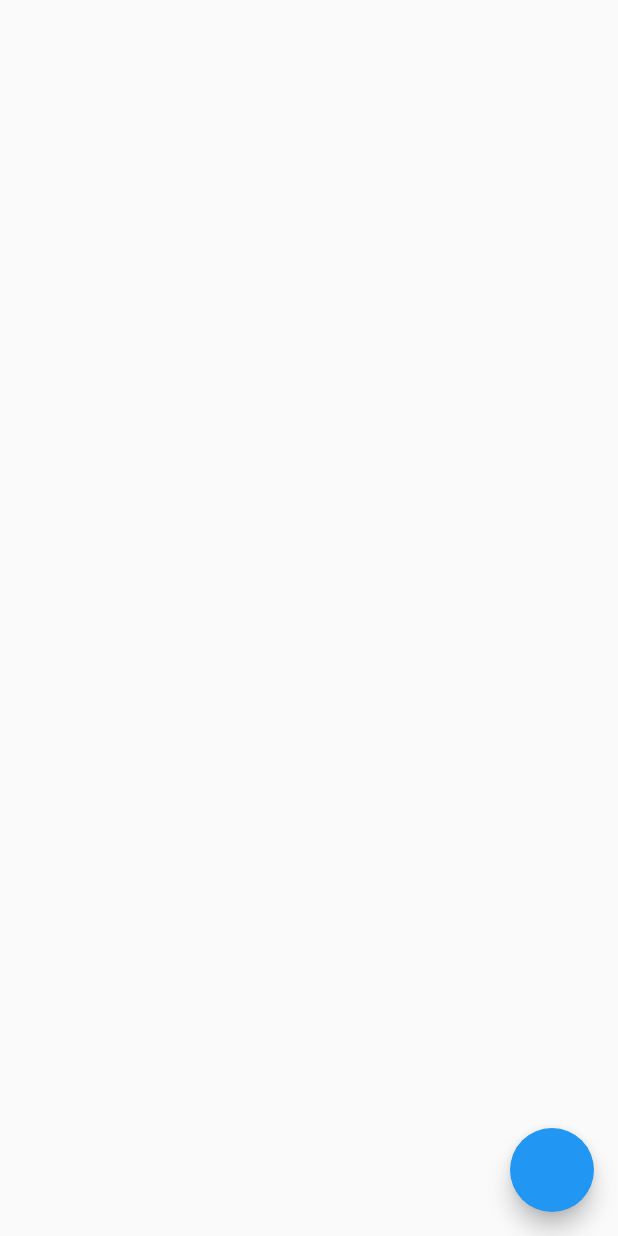
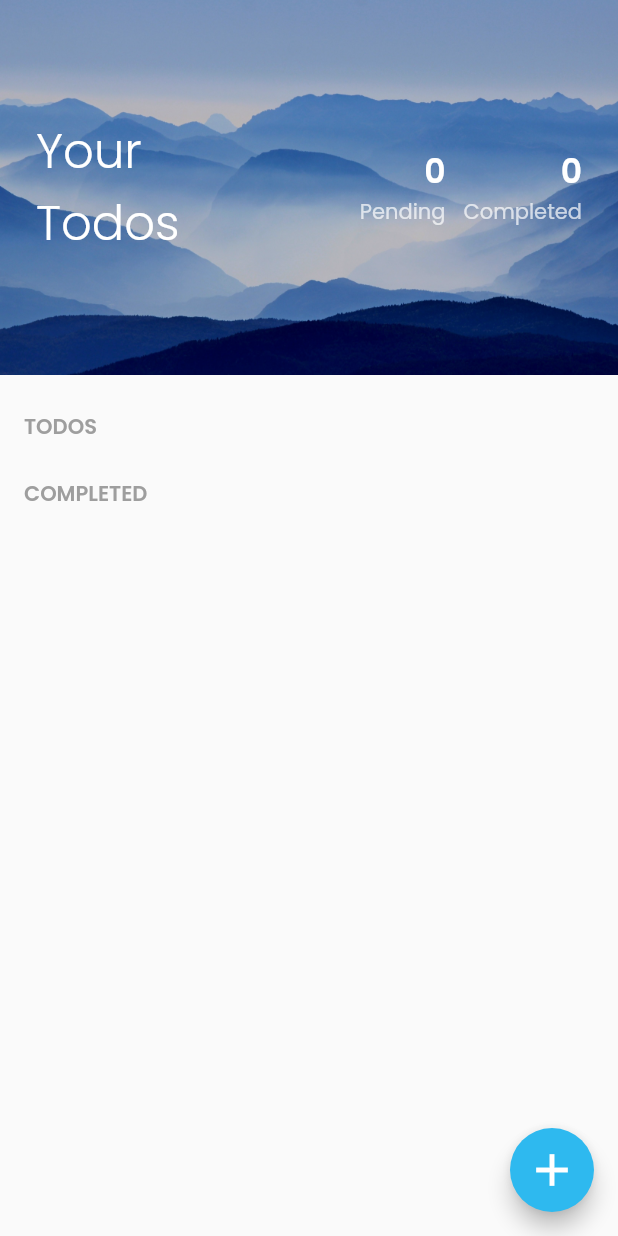
Before and after one commit to surajboniwal/elred, a Flutter app: the HomeScreen screen opened directly, on a phone screen of 412 x 824 dp. Run offline on Flutter 3.47's test engine with Material 2 defaults, Android fonts, the phone set to English and light mode, and no system bars; our stand-ins replace cloud_firestore, firebase_auth, firebase_core, get_it, google_sign_in; accounts and stored records are empty.

Commit message:
Home screen UI

```diff
--- a/lib/features/todo/models/todo.dart
+++ b/lib/features/todo/models/todo.dart
@@ -52,7 +52,7 @@ class Todo {
       id: map['id'],
       task: map['task'] ?? '',
       description: map['description'] ?? '',
-      date: DateTime.fromMillisecondsSinceEpoch(map['date']),
+      date: DateTime.parse(map['date']),
       completed: map['completed'] ?? false,
     );
   }
--- a/lib/features/todo/screens/add_todo_screen.dart
+++ b/lib/features/todo/screens/add_todo_screen.dart
@@ -131,7 +131,8 @@ class _AddTodoScreenState extends State<AddTodoScreen> {
                     const SizedBox(height: 12.0),
                     AppTextField(
                       controller: descriptionController,
-                      hint: "Description",
+                      hint: "Description (Optional)",
+                      isRequired: false,
                     ),
                     const SizedBox(height: 12.0),
                     AppTextField(
@@ -163,6 +164,8 @@ class _AddTodoScreenState extends State<AddTodoScreen> {
             const SizedBox(height: 32.0),
             GestureDetector(
               onTap: () async {
+                FocusManager.instance.primaryFocus?.unfocus();
+
                 if (formKey.currentState?.validate() == true) {
                   if (widget.todo == null) {
                     await context.read<TodoProvider>().addTodo(
--- a/lib/features/todo/screens/home_screen.dart
+++ b/lib/features/todo/screens/home_screen.dart
@@ -1,8 +1,12 @@
 import 'package:elred/features/todo/providers/todo_provider.dart';
+import 'package:elred/shared/extensions/list_todo.dart';
+import 'package:elred/shared/theme/app_colors.dart';
 import 'package:flutter/material.dart';
 import 'package:provider/provider.dart';
 
 import '../../screens.dart';
+import '../widgets/home_header.dart';
+import '../widgets/todo_tile.dart';
 
 class HomeScreen extends StatelessWidget {
   const HomeScreen({super.key});
@@ -13,28 +17,84 @@ class HomeScreen extends StatelessWidget {
   Widget build(BuildContext context) {
     return Scaffold(
       floatingActionButton: FloatingActionButton(
+        backgroundColor: AppColors.lightBlue,
         onPressed: () async {
           Navigator.of(context).pushNamed(AddTodoScreen.id);
         },
+        child: const Icon(
+          Icons.add,
+          size: 36,
         ),
-      body: Consumer<TodoProvider>(
+      ),
+      body: SingleChildScrollView(
+        child: Column(
+          crossAxisAlignment: CrossAxisAlignment.start,
+          children: [
+            const HomeHeader(),
+            const Padding(
+              padding: EdgeInsets.fromLTRB(16.0, 24.0, 0, 0),
+              child: Text(
+                "TODOS",
+                style: TextStyle(
+                  fontWeight: FontWeight.w600,
+                  color: Colors.grey,
+                ),
+              ),
+            ),
+            Consumer<TodoProvider>(
               builder: (context, todoProvider, child) {
-          final todos = todoProvider.todos;
-          return ListView.builder(
+                final todos = todoProvider.todos.pending.sorted;
+                return ListView.separated(
+                  padding: EdgeInsets.zero,
+                  shrinkWrap: true,
+                  physics: const NeverScrollableScrollPhysics(),
                   itemCount: todos.length,
+                  separatorBuilder: (context, index) => Container(
+                    height: 1,
+                    width: double.maxFinite,
+                    color: Colors.grey[300],
+                    margin: const EdgeInsets.symmetric(horizontal: 24.0),
+                  ),
                   itemBuilder: (context, index) {
-              return ListTile(
-                onTap: () {
-                  Navigator.of(context).pushNamed(AddTodoScreen.id, arguments: {
-                    "todo": todos[index],
-                  });
-                },
-                title: Text(todos[index].task),
-              );
+                    return TodoTile(todo: todos[index]);
                   },
                 );
               },
             ),
+            const Padding(
+              padding: EdgeInsets.fromLTRB(16.0, 24.0, 0, 0),
+              child: Text(
+                "COMPLETED",
+                style: TextStyle(
+                  fontWeight: FontWeight.w600,
+                  color: Colors.grey,
+                ),
+              ),
+            ),
+            Consumer<TodoProvider>(
+              builder: (context, todoProvider, child) {
+                final todos = todoProvider.todos.completed.sorted;
+
+                return ListView.separated(
+                  padding: EdgeInsets.zero,
+                  shrinkWrap: true,
+                  physics: const NeverScrollableScrollPhysics(),
+                  itemCount: todos.length,
+                  separatorBuilder: (context, index) => Container(
+                    height: 1,
+                    width: double.maxFinite,
+                    color: Colors.grey[300],
+                    margin: const EdgeInsets.symmetric(horizontal: 24.0),
+                  ),
+                  itemBuilder: (context, index) {
+                    return TodoTile(todo: todos[index]);
+                  },
+                );
+              },
+            ),
+          ],
+        ),
+      ),
     );
   }
 }
--- /dev/null
+++ b/lib/features/todo/widgets/home_header.dart
@@ -0,0 +1,97 @@
+import 'package:elred/features/todo/providers/todo_provider.dart';
+import 'package:elred/shared/extensions/list_todo.dart';
+import 'package:flutter/material.dart';
+import 'package:provider/provider.dart';
+
+class HomeHeader extends StatelessWidget {
+  const HomeHeader({
+    super.key,
+  });
+
+  @override
+  Widget build(BuildContext context) {
+    return Container(
+      height: 250,
+      padding: EdgeInsets.only(top: MediaQuery.of(context).padding.top) +
+          const EdgeInsets.symmetric(horizontal: 24.0),
+      decoration: BoxDecoration(
+        image: DecorationImage(
+          image: const AssetImage("assets/images/mountain.jpg"),
+          fit: BoxFit.cover,
+          colorFilter: ColorFilter.mode(Colors.black.withOpacity(0.15), BlendMode.srcOver),
+        ),
+      ),
+      child: Center(
+        child: Row(
+          children: [
+            const Text(
+              "Your\nTodos",
+              style: TextStyle(
+                fontSize: 32.0,
+                color: Colors.white,
+                fontWeight: FontWeight.w300,
+              ),
+            ),
+            const Spacer(),
+            Consumer<TodoProvider>(
+              builder: (context, provider, child) {
+                final todos = provider.todos;
+                final completedCount = todos.completed.length;
+                final pendingCount = todos.pending.length;
+                return Row(
+                  children: [
+                    HeaderCountBanner(
+                      label: pendingCount.toString(),
+                      sublabel: "Pending",
+                    ),
+                    const SizedBox(width: 12.0),
+                    HeaderCountBanner(
+                      label: completedCount.toString(),
+                      sublabel: "Completed",
+                    ),
+                  ],
+                );
+              },
+            ),
+          ],
+        ),
+      ),
+    );
+  }
+}
+
+class HeaderCountBanner extends StatelessWidget {
+  const HeaderCountBanner({
+    super.key,
+    required this.label,
+    required this.sublabel,
+  });
+
+  final String label;
+  final String sublabel;
+
+  @override
+  Widget build(BuildContext context) {
+    return Column(
+      crossAxisAlignment: CrossAxisAlignment.end,
+      mainAxisSize: MainAxisSize.min,
+      children: [
+        Text(
+          label,
+          style: const TextStyle(
+            fontSize: 22.0,
+            color: Colors.white,
+            fontWeight: FontWeight.w600,
+          ),
+        ),
+        Text(
+          sublabel,
+          style: TextStyle(
+            color: Colors.white.withOpacity(0.7),
+            fontSize: 14.0,
+          ),
+        ),
+      ],
+    );
+  }
+}
--- /dev/null
+++ b/lib/shared/extensions/list_todo.dart
@@ -0,0 +1,17 @@
+import '../../features/todo/models/todo.dart';
+
+extension ListTodoExtension on List<Todo> {
+  List<Todo> get completed {
+    return where((element) => element.completed).toList();
+  }
+
+  List<Todo> get pending {
+    return where((element) => !element.completed).toList();
+  }
+
+  List<Todo> get sorted {
+    final list = this;
+    list.sort((a, b) => a.date.compareTo(b.date));
+    return list;
+  }
+}
--- a/lib/shared/widgets/app_text_field.dart
+++ b/lib/shared/widgets/app_text_field.dart
@@ -59,6 +59,11 @@ class AppTextField extends StatelessWidget {
               color: Colors.amber,
             ),
           ),
+          focusedErrorBorder: const UnderlineInputBorder(
+            borderSide: BorderSide(
+              color: Colors.amber,
+            ),
+          ),
           hintStyle: TextStyle(
             color: Colors.white.withOpacity(0.4),
           ),
--- a/pubspec.yaml
+++ b/pubspec.yaml
@@ -69,6 +69,7 @@ flutter:
   # To add assets to your application, add an assets section, like this:
   assets:
     - assets/fonts/poppins/
+    - assets/images/
   #   - images/a_dot_ham.jpeg
 
   # An image asset can refer to one or more resolution-specific "variants", see
```
Also changed, not shown: lib/elred.dart (+11 -5 lines), lib/features/todo/widgets/todo_tile.dart (added, +86 -0 lines), assets/images/mountain.jpg (added). Lines whose indentation alone changed are shown as unchanged.
